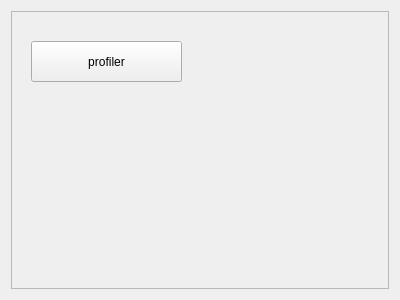
The window that src/perfcat/modules/profiler/ui_profiler.ui (kaluluosi/PerformanceCatcher) describes before a commit, drawn with Qt 5.
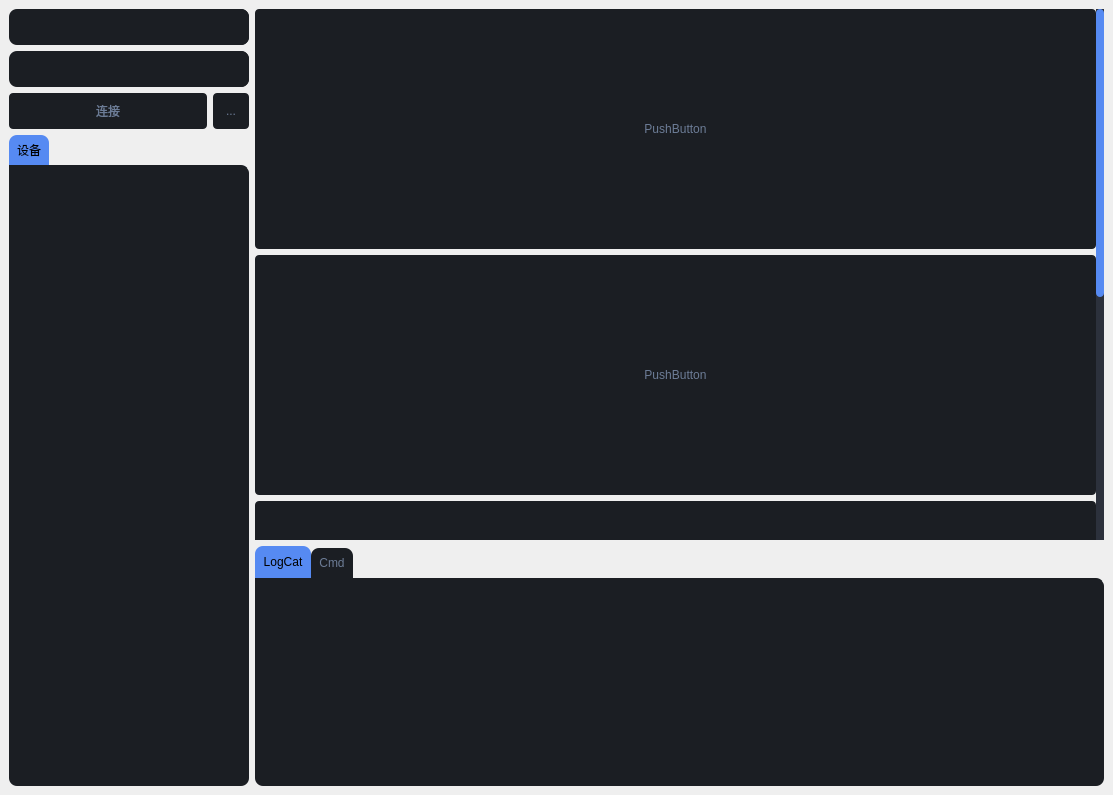
The same window after the commit. Icons and pictures are not drawn.

Commit message: 完成QCombobox等控件的样式

Diff of the .ui file:
```diff
--- a/src/perfcat/modules/profiler/ui_profiler.ui
+++ b/src/perfcat/modules/profiler/ui_profiler.ui
@@ -6,8 +6,8 @@
    <rect>
     <x>0</x>
     <y>0</y>
-    <width>400</width>
-    <height>300</height>
+    <width>1113</width>
+    <height>795</height>
    </rect>
   </property>
   <property name="windowTitle">
@@ -15,31 +15,948 @@
   </property>
   <property name="windowIcon">
    <iconset resource="../../assets/asset.qrc">
-    <normaloff>:/icon_w/svg_white/address-book.svg</normaloff>
-    <normalon>:/icon_b/svg_blue/address-book.svg</normalon>:/icon_w/svg_white/address-book.svg</iconset>
+    <normaloff>:/icon_w/svg_white/android.svg</normaloff>
+    <normalon>:/icon_b/svg_blue/android.svg</normalon>:/icon_w/svg_white/android.svg</iconset>
+  </property>
+  <property name="toolTip">
+   <string>安卓性能测试辅助工具</string>
+  </property>
+  <property name="styleSheet">
+   <string notr="true">*{
+    border-radius:8;
+    color:#6c7c96;
+}
+
+#container {
+background-color:#2c313c;
+}
+
+#left_menu_frame{
+background-color:#1b1e23;
+}
+
+#title_bar_frame{
+background-color:#343b48;
+}
+
+#status_bar_frame{
+background-color:#343b48;
+}
+
+#content_frame{
+background-color:#343b48;
+}
+
+#setting_frame {
+background-color:#3c4454;
+}
+
+#left_column_frame {
+background-color:#343b48;
+}
+
+/* 侧边菜单栏样式 */
+
+#LeftMenu {
+background-color: #005dfd;
+}
+
+#LeftMenu QPushButton {
+background-color:#1b1e23;
+height:40;
+text-align:left;
+padding-left:15;
+padding-top:2;
+padding-bottom:2;
+color:#6b7884;
+}
+
+#LeftMenu QPushButton:hover{
+background-color:#21252d;
+}
+
+#LeftMenu QPushButton:pressed{
+background-color:#2c313c;
+}
+
+#LeftMenu QPushButton:checked{
+background-color:#2c313c;
+}
+
+#LeftMenu QPushButton:focus{
+border:none;
+}
+
+
+#LeftMenu #bottom{
+border-top:1 solid #272c36;
+border-radius: 0;
+}
+
+#LeftMenu #nav_menu {
+border-top:1 solid #272c36;
+border-radius: 0；
+}
+
+#LeftMenu #scrollArea,#scrollAreaWidgetContents_3{
+background-color:#1b1e23;
+border:none;
+}
+
+#LeftMenu #btn_toggle:checked{
+background-color:#21252d;
+}
+
+
+/* 标题栏样式 */
+
+#TitleBar #bg{
+background-color:#343b48;
+border-radius:8;
+}
+
+#TitleBar #logo {
+border: 1px solid #3c4454;
+padding-right:10px;
+border-top:none;
+border-bottom:none;
+border-left:none;
+margin-right:5px;
+border-radius:0;
+}
+
+#TitleBar  #logo_title{
+color:#77b3f1;
+font-size:20px;
+font-weight:bold;
+}
+
+#TitleBar  #lb_title{
+font-size:14px;
+color:#6c7c96;
+}
+
+#TitleBar  QToolButton{
+background-color:#343b48;
+border:none;
+border-radius:4;
+padding: 4;
+}
+
+#TitleBar QToolButton:hover,
+#TitleBar QToolButton:checked{
+background-color:#3c4454;
+}
+
+
+#TitleBar QToolButton:pressed{
+background-color:#e2e9f7;
+}
+
+#TitleBar #tool{
+border:1px solid #3c4454;
+border-top:none;
+border-bottom:none;
+margin-right:5px;
+border-radius:0;
+}
+
+
+#LeftColumn{
+background-color:#343b48;
+}
+
+#LeftColumn #top{
+background-color: #3c4454;
+}
+
+#leftColumn #icon{
+
+}
+
+#LeftColumn #title{
+color:#6c7c96;
+}
+
+#LeftColumn QToolButton{
+border:none;
+padding:4;
+background-color: #3c4454;
+}
+
+#LeftColumn #btn_close:hover{
+background-color:#343b48;
+}
+
+#LeftColumn #btn_close:pressed{
+background-color:#1b1e23;
+}
+
+
+/* 通用控件 */
+
+QToolTip { 
+color:#6b7884;
+background-color: #1b1e23; 
+border-left: 2px solid #4f9fee;
+border-radius: 8px;
+}
+
+QGroupBox{
+	border: 2px solid gray; 
+    border-radius: 3px; 
+    margin:10;
+}
+
+QGroupBox::title { 
+    subcontrol-position: center top; /* position at the top left*/ 
+	subcontrol-origin: border;
+	margin-top:-20px;
+
+}
+
+/* Button */
+QAbstractButton{
+background-color:#1b1e23;
+border:none;
+border-radius:4;
+padding: 4;
+outline:none;
+width:36;
+height:36;
+}
+
+QAbstractButton:hover,
+QAbstractButton:checked{
+background-color:#21252d;
+}
+
+
+QAbstractButton:pressed{
+background-color:#272c36;
+}
+
+QAbstractButton:disabled{
+background-color: #272c36;
+}
+
+QAbstractButton:checked{
+background-color:#568af2;
+color:black;
+}
+
+QAbstractButton:focus{
+border: 2px solid #568af2;
+}
+
+QAbstractButton[style~='success']:checked{
+    background-color: #67c23a;
+}
+QAbstractButton[style~='warning']:checked{
+    background-color: #e6a23c;
+}
+QAbstractButton[style~='danger']:checked{
+    background-color: #f56c6c;
+}
+QAbstractButton[style~='info']:checked{
+    background-color: #909399;
+}
+
+
+/* CheckBox */
+
+QCheckBox::indicator{
+    border:2px solid #6c7c96;
+    border-radius: 2px;
+    width:10px;
+    height:10px;
+    margin-left:8px;
+}
+
+QCheckBox::indicator:checked{
+    border:2px solid black;
+    image: url(:/icon/svg/checkmark.svg);
+}
+
+QRadioButton::indicator{
+    border:1px solid #6c7c96;
+    background-color:#6c7c96;
+    border-radius: 4px;
+    width:10px;
+    height:10px;
+    margin-left:8px;
+}
+
+QRadioButton::indicator:checked{
+    border:1px solid #fff;
+    background-color:black;
+}
+
+/* TextEdit */
+QPlainTextEdit,
+QTextEdit,
+QLineEdit{
+    background-color: #1b1e23;
+    padding:8px;
+}
+
+QPlainTextEdit:focus,
+QTextEdit:focus,
+QLineEdit:focus{
+    border: 2px solid #568af2;
+}
+
+QPlainTextEdit:read-only,
+QTextEdit:read-only,
+QLineEdit:read-only{
+    border:none;
+}
+
+/* ProgressBar */
+QProgressBar{
+    background-color: #1b1e23;
+    text-align:center;
+    font-weight: bold;
+}
+
+QProgressBar::chunk:horizontal{
+    background-color: #4f9fee;
+    border-radius: 8px;
+    border-top-right-radius: 0;
+    border-bottom-right-radius:0;
+}
+QProgressBar::chunk:vertical{
+    background-color: #4f9fee;
+    border-radius: 8px;
+    border-top-left-radius: 0;
+    border-top-right-radius:0;
+}
+
+
+/* ScrollBar */
+QScrollBar:horizontal{
+    background-color: #2c313c;
+    border-radius: 0;
+    border:none;
+    max-height: 8px;
+}
+
+QScrollBar::handle:horizontal{
+    background-color:#568af2;
+    border-radius:4px;
+    min-width: 25px;
+}
+
+QScrollBar::add-page:horizontal{
+    background-color:none;
+}
+QScrollBar::sub-page:horizontal{
+    background-color:none;
+}
+
+QScrollBar::add-line:horizontal{
+    background-color:#272c36;
+    border:none;
+    width:0px;
+    border-top-right-radius: 4px;
+    border-bottom-right-radius: 4px;
+    subcontrol-posistion:right;
+    subcontrol-origin:margin;
+}
+QScrollBar::sub-line:horizontal{
+    background-color:#272c36;
+    border:none;
+    width:0px;
+    border-top-right-radius: 4px;
+    border-bottom-right-radius: 4px;
+    subcontrol-posistion:right;
+    subcontrol-origin:margin;
+}
+
+/* Vertical */
+QScrollBar:vertical{
+    background-color: #2c313c;
+    border-radius: 0;
+    border:none;
+    max-width: 8px;
+}
+
+QScrollBar::handle:vertical{
+    background-color:#568af2;
+    border-radius:4px;
+    min-height: 25px;
+}
+
+QScrollBar::add-page:vertical{
+    background-color:none;
+}
+QScrollBar::sub-page:vertical{
+    background-color:none;
+}
+
+QScrollBar::add-line:vertical{
+    background-color:#272c36;
+    border:none;
+    width:0px;
+    border-top-right-radius: 4px;
+    border-top-left-radius: 4px;
+    subcontrol-posistion:right;
+    subcontrol-origin:margin;
+}
+QScrollBar::sub-line:vertical{
+    background-color:#272c36;
+    border:none;
+    width:0px;
+    border-top-right-radius: 4px;
+    border-top-left-radius: 4px;
+    subcontrol-posistion:right;
+    subcontrol-origin:margin;
+}
+
+
+/* Slider */
+
+QSlider:horizontal{
+    margin:8;
+}
+
+QSlider::groove:horizontal{
+    background-color: #1b1e23;
+    border-radius: 4px;
+    margin:0px;
+    height: 10px;
+}
+QSlider::groove:horizontal:hover{
+    background-color: #21252d;
+}
+
+QSlider::handle:horizontal{
+    border:none;
+    height:16px;
+    width:16px;
+    margin: -3px;
+    border-radius: 8px;
+    background-color: #4f9fee;
+}
+
+QSlider:vertical{
+    margin:8;
+}
+
+QSlider::groove:vertical{
+    background-color: #1b1e23;
+    border-radius: 4px;
+    margin:0px;
+    width: 10px;
+}
+QSlider::groove:vertical:hover{
+    background-color: #21252d;
+}
+
+QSlider::handle:vertical{
+    border:none;
+    height:16px;
+    width:16px;
+    margin: -3px;
+    border-radius: 8px;
+    background-color: #4f9fee;
+}
+
+
+/* ComboBox */
+
+QComboBox{
+    background-color: #1b1e23;
+    padding:8px;
+    selection-background-color:transparent;
+}
+
+QComboBox::drop-down{
+    border-top-right-radius: 8px;
+    border-bottom-right-radius: 8px;
+    subcontrol-origin:padding;
+    subcontrol-position:center right;
+    background-color:#1b1e23;
+    width:10px;
+    padding:10px;
+}
+
+QComboBox::drop-down:hover{
+    background-color:black;
+}
+
+QComboBox::down-arrow{
+    image:url(:/icon_w/svg_white/circle-down.svg);
+    width: 18px;
+    height:18px;
+}
+
+
+/* TabWidget */
+QTabWidget::pane { /* The tab widget frame */
+    border-top: 2px solid #1b1e23;
+    background-color:#1b1e23;
+    border-radius: 8px;
+    border-top-left-radius:0px;
+}
+
+QTabWidget::tab-bar {
+    left: 0px; /* move to the right by 5px */
+}
+
+/* Style the tab using the tab sub-control. Note that
+    it reads QTabBar _not_ QTabWidget */
+QTabBar::tab {
+    background: #1b1e23;
+    border-bottom-color: #1b1e23; 
+    border-top-left-radius: 8px;
+    border-top-right-radius: 8px;
+    min-width: 8ex;
+    padding: 8px;
+}
+
+QTabBar::tab:selected, QTabBar::tab:hover {
+    background: #568af2;
+    color:black;
+}
+
+QTabBar::tab:!selected {
+    margin-top: 2px; /* make non-selected tabs look smaller */
+}
+</string>
   </property>
   <layout class="QVBoxLayout" name="verticalLayout">
+   <property name="spacing">
+    <number>0</number>
+   </property>
+   <property name="leftMargin">
+    <number>0</number>
+   </property>
+   <property name="topMargin">
+    <number>0</number>
+   </property>
+   <property name="rightMargin">
+    <number>0</number>
+   </property>
+   <property name="bottomMargin">
+    <number>0</number>
+   </property>
    <item>
     <widget class="QFrame" name="frame">
+     <property name="styleSheet">
+      <string notr="true"/>
+     </property>
      <property name="frameShape">
       <enum>QFrame::StyledPanel</enum>
      </property>
      <property name="frameShadow">
       <enum>QFrame::Raised</enum>
      </property>
-     <widget class="QPushButton" name="pushButton">
-      <property name="geometry">
-       <rect>
-        <x>20</x>
-        <y>30</y>
-        <width>151</width>
-        <height>41</height>
-       </rect>
+     <layout class="QHBoxLayout" name="horizontalLayout">
+      <property name="leftMargin">
+       <number>9</number>
       </property>
-      <property name="text">
-       <string>profiler</string>
+      <property name="topMargin">
+       <number>9</number>
       </property>
-     </widget>
+      <property name="rightMargin">
+       <number>9</number>
+      </property>
+      <property name="bottomMargin">
+       <number>9</number>
+      </property>
+      <item>
+       <widget class="QFrame" name="left">
+        <property name="maximumSize">
+         <size>
+          <width>240</width>
+          <height>16777215</height>
+         </size>
+        </property>
+        <property name="frameShape">
+         <enum>QFrame::StyledPanel</enum>
+        </property>
+        <property name="frameShadow">
+         <enum>QFrame::Raised</enum>
+        </property>
+        <layout class="QVBoxLayout" name="verticalLayout_2">
+         <property name="spacing">
+          <number>0</number>
+         </property>
+         <property name="leftMargin">
+          <number>0</number>
+         </property>
+         <property name="topMargin">
+          <number>0</number>
+         </property>
+         <property name="rightMargin">
+          <number>0</number>
+         </property>
+         <property name="bottomMargin">
+          <number>0</number>
+         </property>
+         <item>
+          <widget class="QFrame" name="frame_2">
+           <property name="frameShape">
+            <enum>QFrame::StyledPanel</enum>
+           </property>
+           <property name="frameShadow">
+            <enum>QFrame::Raised</enum>
+           </property>
+           <layout class="QVBoxLayout" name="verticalLayout_3">
+            <property name="leftMargin">
+             <number>0</number>
+            </property>
+            <property name="topMargin">
+             <number>0</number>
+            </property>
+            <property name="rightMargin">
+             <number>0</number>
+            </property>
+            <property name="bottomMargin">
+             <number>0</number>
+            </property>
+            <item>
+             <widget class="QComboBox" name="cbx_device">
+              <property name="enabled">
+               <bool>false</bool>
+              </property>
+              <property name="minimumSize">
+               <size>
+                <width>0</width>
+                <height>36</height>
+               </size>
+              </property>
+             </widget>
+            </item>
+            <item>
+             <widget class="QComboBox" name="cbx_app">
+              <property name="enabled">
+               <bool>false</bool>
+              </property>
+              <property name="minimumSize">
+               <size>
+                <width>0</width>
+                <height>36</height>
+               </size>
+              </property>
+             </widget>
+            </item>
+            <item>
+             <layout class="QHBoxLayout" name="horizontalLayout_2">
+              <item>
+               <widget class="QPushButton" name="btn_connect">
+                <property name="maximumSize">
+                 <size>
+                  <width>16777215</width>
+                  <height>36</height>
+                 </size>
+                </property>
+                <property name="styleSheet">
+                 <string notr="true">\</string>
+                </property>
+                <property name="text">
+                 <string>连接</string>
+                </property>
+                <property name="icon">
+                 <iconset resource="../../assets/asset.qrc">
+                  <normaloff>:/icon_w/svg_white/power-cord.svg</normaloff>
+                  <normalon>:/icon/svg/power-cord.svg</normalon>:/icon_w/svg_white/power-cord.svg</iconset>
+                </property>
+                <property name="checkable">
+                 <bool>true</bool>
+                </property>
+               </widget>
+              </item>
+              <item>
+               <widget class="QToolButton" name="btn_record">
+                <property name="maximumSize">
+                 <size>
+                  <width>36</width>
+                  <height>36</height>
+                 </size>
+                </property>
+                <property name="text">
+                 <string>...</string>
+                </property>
+                <property name="icon">
+                 <iconset resource="../../assets/asset.qrc">
+                  <normaloff>:/icon_w/svg_white/play2.svg</normaloff>
+                  <normalon>:/icon_b/svg_blue/stop.svg</normalon>:/icon_w/svg_white/play2.svg</iconset>
+                </property>
+                <property name="iconSize">
+                 <size>
+                  <width>24</width>
+                  <height>24</height>
+                 </size>
+                </property>
+                <property name="checkable">
+                 <bool>true</bool>
+                </property>
+                <property name="style" stdset="0">
+                 <string>danger</string>
+                </property>
+               </widget>
+              </item>
+             </layout>
+            </item>
+            <item>
+             <widget class="QTabWidget" name="tab_main">
+              <property name="currentIndex">
+               <number>0</number>
+              </property>
+              <widget class="QWidget" name="tab">
+               <attribute name="icon">
+                <iconset resource="../../assets/asset.qrc">
+                 <normaloff>:/icon_w/svg_white/mobile2.svg</normaloff>
+                 <normalon>:/icon_b/svg_blue/mobile2.svg</normalon>:/icon_w/svg_white/mobile2.svg</iconset>
+               </attribute>
+               <attribute name="title">
+                <string>设备</string>
+               </attribute>
+              </widget>
+             </widget>
+            </item>
+           </layout>
+          </widget>
+         </item>
+        </layout>
+       </widget>
+      </item>
+      <item>
+       <widget class="QFrame" name="right">
+        <property name="frameShape">
+         <enum>QFrame::StyledPanel</enum>
+        </property>
+        <property name="frameShadow">
+         <enum>QFrame::Raised</enum>
+        </property>
+        <layout class="QVBoxLayout" name="verticalLayout_4">
+         <property name="leftMargin">
+          <number>0</number>
+         </property>
+         <property name="topMargin">
+          <number>0</number>
+         </property>
+         <property name="rightMargin">
+          <number>0</number>
+         </property>
+         <property name="bottomMargin">
+          <number>0</number>
+         </property>
+         <item>
+          <widget class="QFrame" name="frame_4">
+           <property name="sizePolicy">
+            <sizepolicy hsizetype="Preferred" vsizetype="Preferred">
+             <horstretch>0</horstretch>
+             <verstretch>0</verstretch>
+            </sizepolicy>
+           </property>
+           <property name="styleSheet">
+            <string notr="true"/>
+           </property>
+           <property name="frameShape">
+            <enum>QFrame::StyledPanel</enum>
+           </property>
+           <property name="frameShadow">
+            <enum>QFrame::Raised</enum>
+           </property>
+           <layout class="QVBoxLayout" name="verticalLayout_5">
+            <property name="leftMargin">
+             <number>0</number>
+            </property>
+            <property name="topMargin">
+             <number>0</number>
+            </property>
+            <property name="rightMargin">
+             <number>0</number>
+            </property>
+            <property name="bottomMargin">
+             <number>0</number>
+            </property>
+            <item>
+             <widget class="QScrollArea" name="scrollArea">
+              <property name="sizePolicy">
+               <sizepolicy hsizetype="Expanding" vsizetype="Expanding">
+                <horstretch>0</horstretch>
+                <verstretch>100</verstretch>
+               </sizepolicy>
+              </property>
+              <property name="layoutDirection">
+               <enum>Qt::LeftToRight</enum>
+              </property>
+              <property name="styleSheet">
+               <string notr="true"/>
+              </property>
+              <property name="widgetResizable">
+               <bool>true</bool>
+              </property>
+              <property name="alignment">
+               <set>Qt::AlignLeading|Qt::AlignLeft|Qt::AlignTop</set>
+              </property>
+              <widget class="QWidget" name="scrollAreaWidgetContents">
+               <property name="geometry">
+                <rect>
+                 <x>0</x>
+                 <y>0</y>
+                 <width>841</width>
+                 <height>978</height>
+                </rect>
+               </property>
+               <property name="layoutDirection">
+                <enum>Qt::LeftToRight</enum>
+               </property>
+               <property name="styleSheet">
+                <string notr="true">#scrollAreaWidgetContents{
+margin-right:5px;
+}</string>
+               </property>
+               <layout class="QVBoxLayout" name="verticalLayout_6">
+                <property name="leftMargin">
+                 <number>0</number>
+                </property>
+                <property name="topMargin">
+                 <number>0</number>
+                </property>
+                <property name="rightMargin">
+                 <number>0</number>
+                </property>
+                <property name="bottomMargin">
+                 <number>0</number>
+                </property>
+                <item>
+                 <widget class="QPushButton" name="pushButton_2">
+                  <property name="minimumSize">
+                   <size>
+                    <width>0</width>
+                    <height>240</height>
+                   </size>
+                  </property>
+                  <property name="text">
+                   <string>PushButton</string>
+                  </property>
+                 </widget>
+                </item>
+                <item>
+                 <widget class="QPushButton" name="pushButton_4">
+                  <property name="minimumSize">
+                   <size>
+                    <width>0</width>
+                    <height>240</height>
+                   </size>
+                  </property>
+                  <property name="text">
+                   <string>PushButton</string>
+                  </property>
+                 </widget>
+                </item>
+                <item>
+                 <widget class="QPushButton" name="pushButton_3">
+                  <property name="minimumSize">
+                   <size>
+                    <width>0</width>
+                    <height>240</height>
+                   </size>
+                  </property>
+                  <property name="text">
+                   <string>PushButton</string>
+                  </property>
+                 </widget>
+                </item>
+                <item>
+                 <widget class="QPushButton" name="pushButton_5">
+                  <property name="minimumSize">
+                   <size>
+                    <width>0</width>
+                    <height>240</height>
+                   </size>
+                  </property>
+                  <property name="text">
+                   <string>PushButton</string>
+                  </property>
+                 </widget>
+                </item>
+               </layout>
+              </widget>
+             </widget>
+            </item>
+           </layout>
+          </widget>
+         </item>
+         <item>
+          <widget class="QFrame" name="frame_3">
+           <property name="minimumSize">
+            <size>
+             <width>0</width>
+             <height>0</height>
+            </size>
+           </property>
+           <property name="maximumSize">
+            <size>
+             <width>16777215</width>
+             <height>240</height>
+            </size>
+           </property>
+           <property name="frameShape">
+            <enum>QFrame::StyledPanel</enum>
+           </property>
+           <property name="frameShadow">
+            <enum>QFrame::Raised</enum>
+           </property>
+           <layout class="QGridLayout" name="gridLayout">
+            <property name="leftMargin">
+             <number>0</number>
+            </property>
+            <property name="topMargin">
+             <number>0</number>
+            </property>
+            <property name="rightMargin">
+             <number>0</number>
+            </property>
+            <property name="bottomMargin">
+             <number>0</number>
+            </property>
+            <item row="0" column="0">
+             <widget class="QTabWidget" name="tab_console">
+              <property name="toolTip">
+               <string>双击标签隐藏</string>
+              </property>
+              <property name="currentIndex">
+               <number>0</number>
+              </property>
+              <property name="elideMode">
+               <enum>Qt::ElideLeft</enum>
+              </property>
+              <widget class="QWidget" name="tab_3">
+               <attribute name="icon">
+                <iconset resource="../../assets/asset.qrc">
+                 <normaloff>:/icon_w/svg_white/notification.svg</normaloff>
+                 <normalon>:/icon_b/svg_blue/notification.svg</normalon>:/icon_w/svg_white/notification.svg</iconset>
+               </attribute>
+               <attribute name="title">
+                <string>LogCat</string>
+               </attribute>
+              </widget>
+              <widget class="QWidget" name="tab_4">
+               <attribute name="icon">
+                <iconset resource="../../assets/asset.qrc">
+                 <normaloff>:/icon_w/svg_white/terminal.svg</normaloff>
+                 <normalon>:/icon_b/svg_blue/terminal.svg</normalon>
+                 <disabledoff>:/icon_w/svg_white/terminal.svg</disabledoff>:/icon_w/svg_white/terminal.svg</iconset>
+               </attribute>
+               <attribute name="title">
+                <string>Cmd</string>
+               </attribute>
+              </widget>
+             </widget>
+            </item>
+           </layout>
+          </widget>
+         </item>
+        </layout>
+       </widget>
+      </item>
+     </layout>
     </widget>
    </item>
   </layout>
```
Left out of the diff: 2 changed lines with no effect on the pictures. The commit also changes 19 other files.
